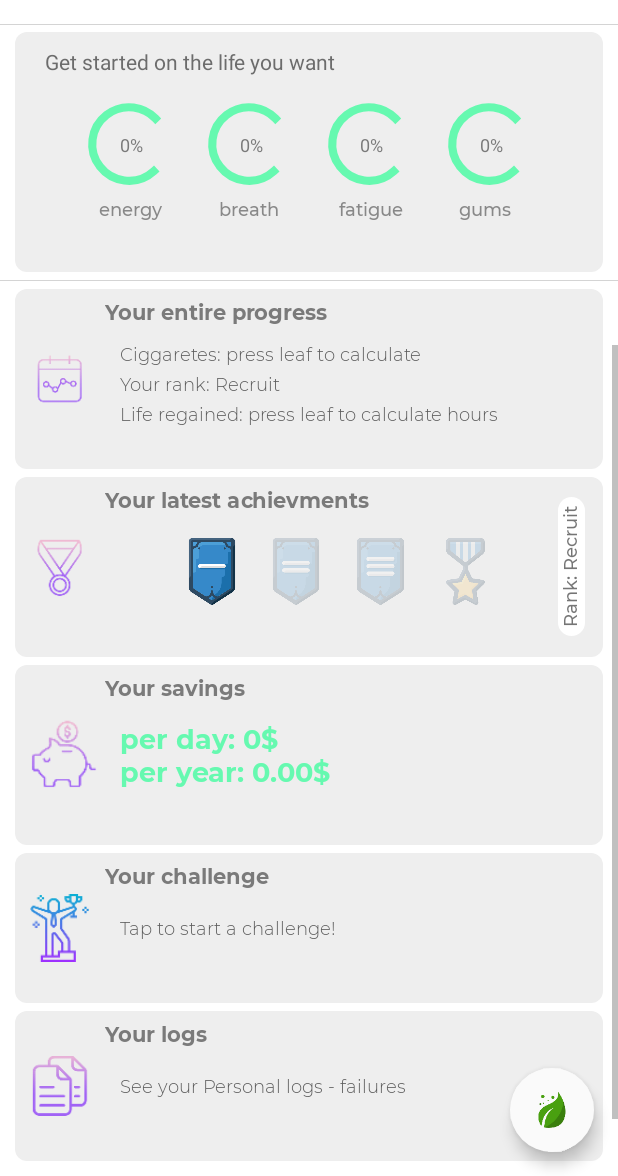
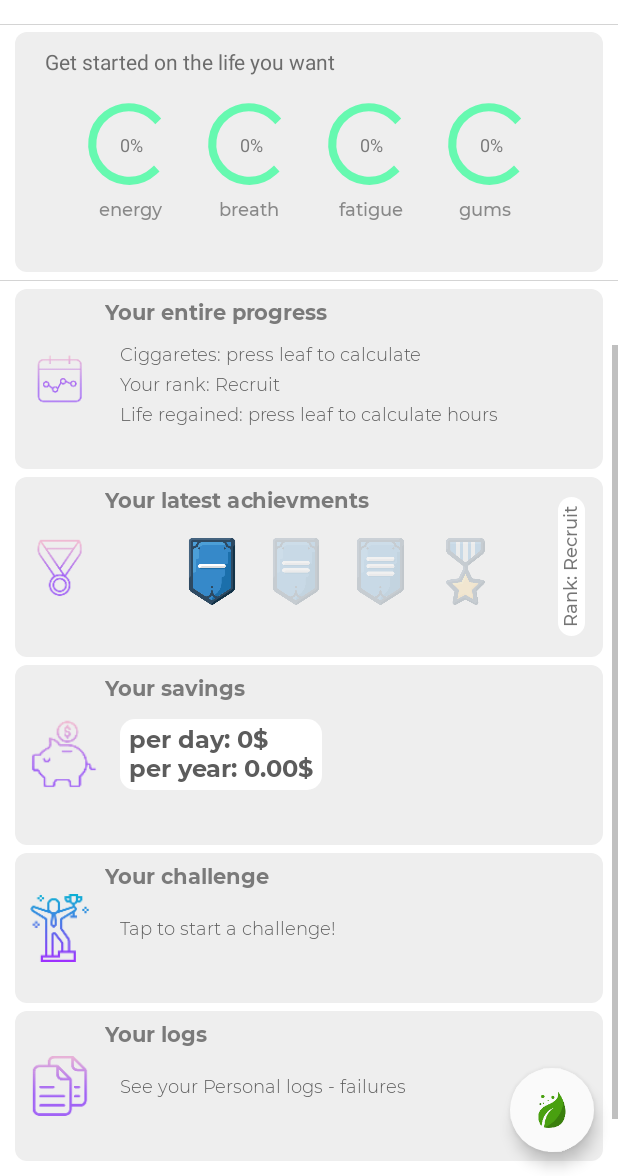
Before and after one commit to bytao7mao/brainrebootapp, an Android app: the MainActivity screen opened directly, with no data from a screen before it, scrolled down 410 dp, on a phone screen of 412 x 824 dp, the part 60-1236 px from its top. Run offline under Robolectric (Android 15) with nearby library versions, the light colour scheme and no system bars; our stand-ins replace ButterKnife; libraries missing offline, so code that uses them is left out: com.anupcowkur.herebedragons, com.budiyev.android, com.github.javiersantos.bottomdialogs, com.shashank.sony, com.transitionseverywhere and 1 more; plain views replace CircularProgressBar, PulsatorLayout, RevealFrameLayout; Roboto replaces fonts that are not available here; 8 statements that could not run were skipped.

Commit message:
badge added

```diff
--- a/app/src/main/java/com/taozen/quithabit/MainActivity.java
+++ b/app/src/main/java/com/taozen/quithabit/MainActivity.java
@@ -912,6 +912,7 @@ public class MainActivity extends AppCompatActivity {
             editor.apply();
         }
         setTxtViewForUserSavingValueOfMoneyOrTime(String.valueOf(savings), R.string.money_time, moneyOrTimeTextView);
+        moneyOrTimeTextView.setBackground(getResources().getDrawable(R.drawable.custom_button_round));
     }
 
     @SideEffect
--- a/app/src/main/res/layout/activity_main_lower_body.xml
+++ b/app/src/main/res/layout/activity_main_lower_body.xml
@@ -286,11 +286,14 @@
                     style="@style/TextColorBlack"
                     android:layout_width="wrap_content"
                     android:layout_height="wrap_content"
-                    android:textColor="@color/colorAccent"
+                    android:paddingTop="2dp"
+                    android:paddingBottom="4dp"
+                    android:paddingRight="6dp"
+                    android:paddingLeft="6dp"
                     android:layout_marginStart="70dp"
                     android:layout_gravity="center_vertical"
                     android:layout_marginEnd="20dp"
-                    android:textSize="18sp"
+                    android:textSize="16sp"
                     android:layout_toRightOf="@id/savingsImgId"
                     android:text="Savings Total = 50$ or 50 hours" />
             </android.support.v7.widget.CardView>
```
Also changed, not shown: 1 other file.
